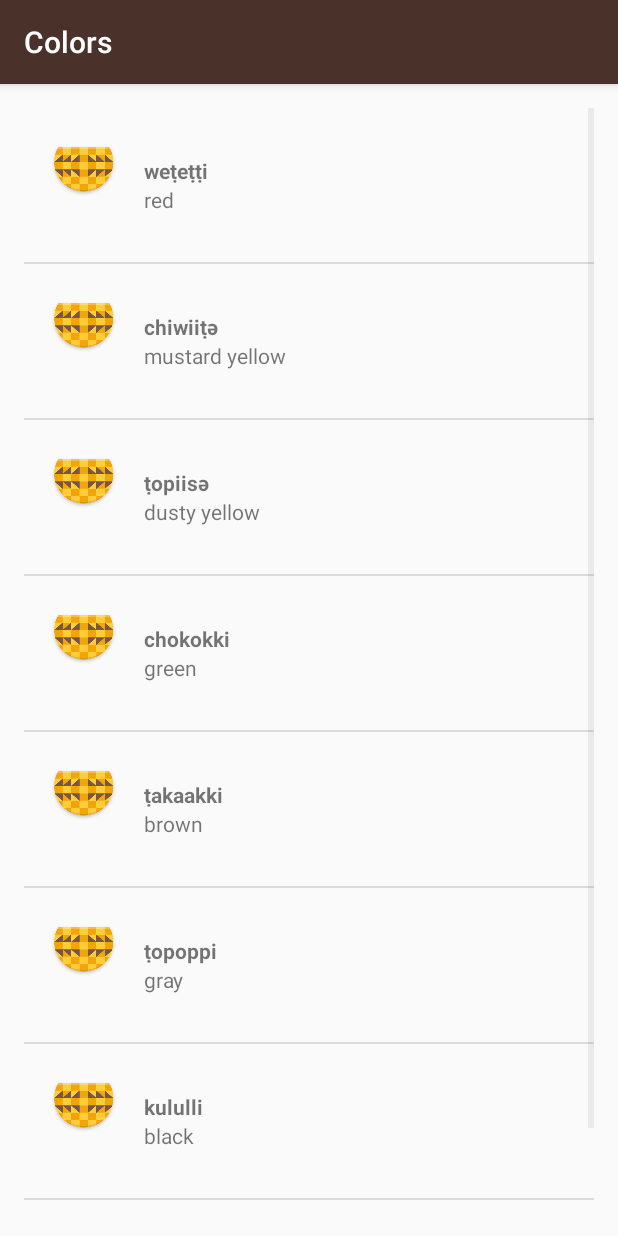
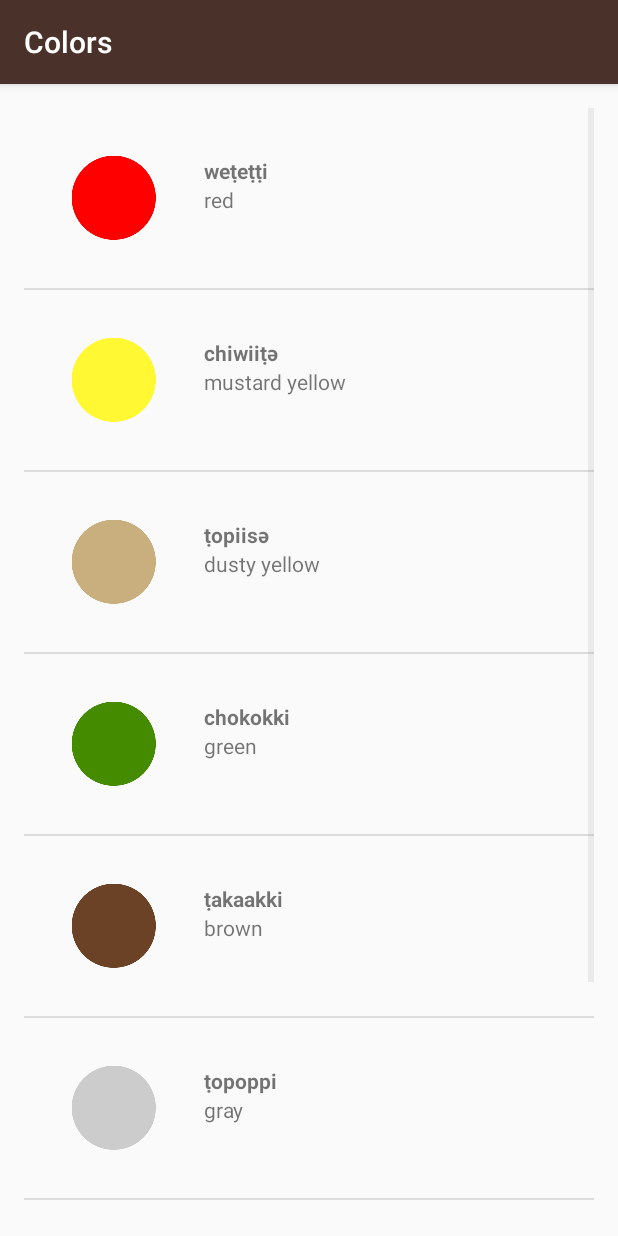
Before and after one commit to alviksar/Miwok, an Android app: the ColorsActivity screen opened directly, with no data from a screen before it, on a phone screen of 412 x 824 dp. Run offline under Robolectric (Android 15) with nearby library versions, the phone set to English and light mode, and no system bars.

Commit message:
Add images to activities

```diff
--- a/app/src/main/java/com/example/android/miwok/Word.java
+++ b/app/src/main/java/com/example/android/miwok/Word.java
@@ -5,29 +5,35 @@ package com.example.android.miwok;
  */
 
 public class Word {
+    /**
+     * Constant value that represents no image was provided for this word
+     */
+    private static final int NO_IMAGE_PROVIDED = -1;
     private String mMiwokWord;
     private String mDefaultWord;
-    private int mImageId;
+
+    /**
+     * Image resource ID for the word
+     */
+    private int mImageResourceId = NO_IMAGE_PROVIDED;
 
     /**
      * Create a new Word object.
      *
      * @param defaultWord is the word in a language that the user is already familiar with
-     *                           (such as English)
-     * @param miwokWord is the word in the Miwok language
-     * @param imageId is the drawable resource ID for the image associated with the word
-     *
+     *                    (such as English)
+     * @param miwokWord   is the word in the Miwok language
+     * @param imageId     is the drawable resource ID for the image associated with the word
      */
 
     public Word(String defaultWord, String miwokWord, int imageId) {
         this.mMiwokWord = miwokWord;
         this.mDefaultWord = defaultWord;
-        this.mImageId = imageId;
+        this.mImageResourceId = imageId;
     }
 
-    public Word(String defaultWord, String miwokWord)
-    {
-        this(defaultWord, miwokWord, 0);
+    public Word(String defaultWord, String miwokWord) {
+        this(defaultWord, miwokWord, NO_IMAGE_PROVIDED);
     }
 
     public String getMiwokWord() {
@@ -38,7 +44,14 @@ public class Word {
         return mDefaultWord;
     }
 
-    public int getImageId() {
-        return mImageId;
+    public int getImageResourceId() {
+        return mImageResourceId;
+    }
+
+    /**
+     * Returns whether or not there is an image for this word.
+     */
+    public boolean hasImage() {
+        return mImageResourceId != NO_IMAGE_PROVIDED;
     }
 }
--- a/app/src/main/java/com/example/android/miwok/WordAdapter.java
+++ b/app/src/main/java/com/example/android/miwok/WordAdapter.java
@@ -55,13 +55,20 @@ public class WordAdapter extends ArrayAdapter<Word> {
         miwokWordView.setText(currentWord.getMiwokWord());
         defaultWordView.setText(currentWord.getDefaultWord());
 
-        /*
         // Find the ImageView in the list_item.xml layout with the ID list_item_icon
-        ImageView iconView = (ImageView) listItemView.findViewById(R.id.list_item_icon);
+        ImageView imageView = (ImageView) listItemView.findViewById(R.id.image4word);
         // Get the image resource ID from the current AndroidFlavor object and
         // set the image to iconView
-        iconView.setImageResource(currentWord.getImageResourceId());
-        */
+        if (currentWord.hasImage()) {
+            // If an image is available, display the provided image based on the resource ID
+            imageView.setImageResource(currentWord.getImageResourceId());
+            // Make sure the view is visible
+            imageView.setVisibility(View.VISIBLE);
+        } else {
+            // Otherwise hide the ImageView (set visibility to GONE)
+            imageView.setVisibility(View.GONE);
+        }
+
         // Return the whole list item layout (containing 2 TextViews and an ImageView)
         // so that it can be shown in the ListView
         return listItemView;
--- a/app/src/main/res/layout/list_item.xml
+++ b/app/src/main/res/layout/list_item.xml
@@ -8,9 +8,10 @@
     android:padding="16dp">
 
     <ImageView
+        android:id="@+id/image4word"
         android:layout_width="wrap_content"
-        android:layout_height="wrap_content"
-        android:src="@mipmap/ic_launcher" />
+        android:layout_height="wrap_content"/>
+        <!--- android:src="@mipmap/ic_launcher" / -->
 
     <LinearLayout
         android:layout_width="match_parent"
```
Also changed, not shown: 7 other files.
